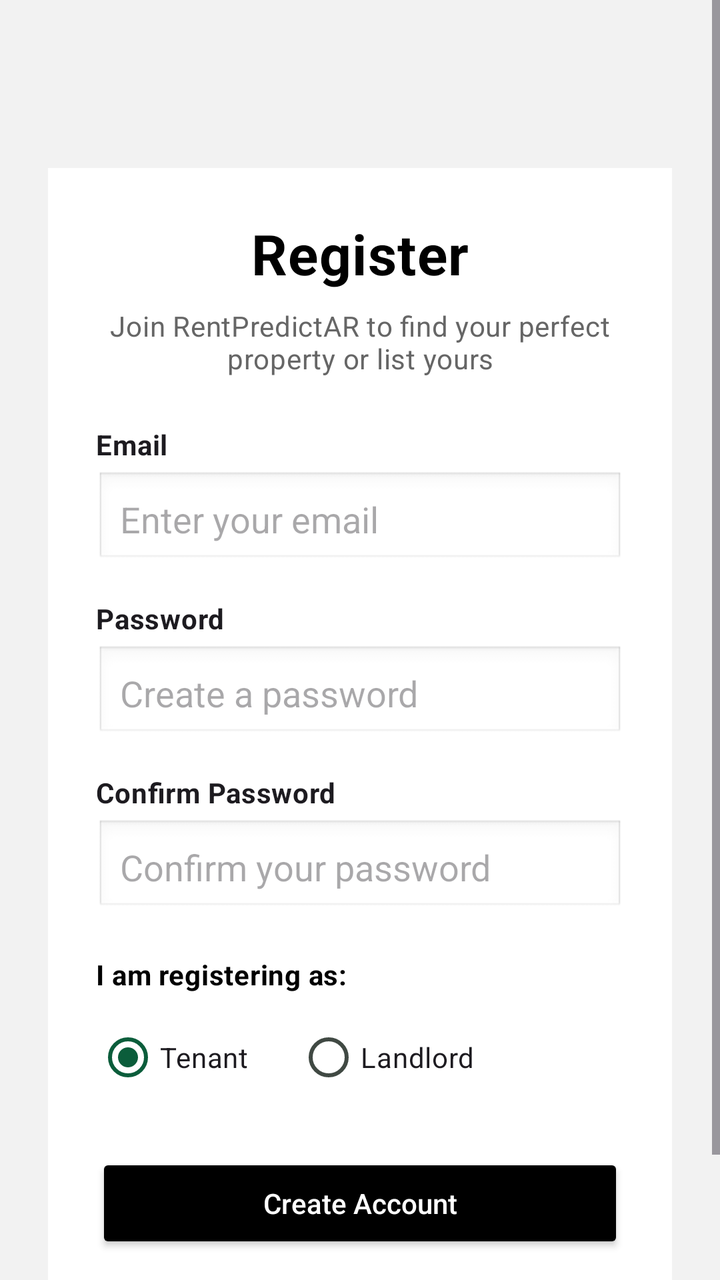
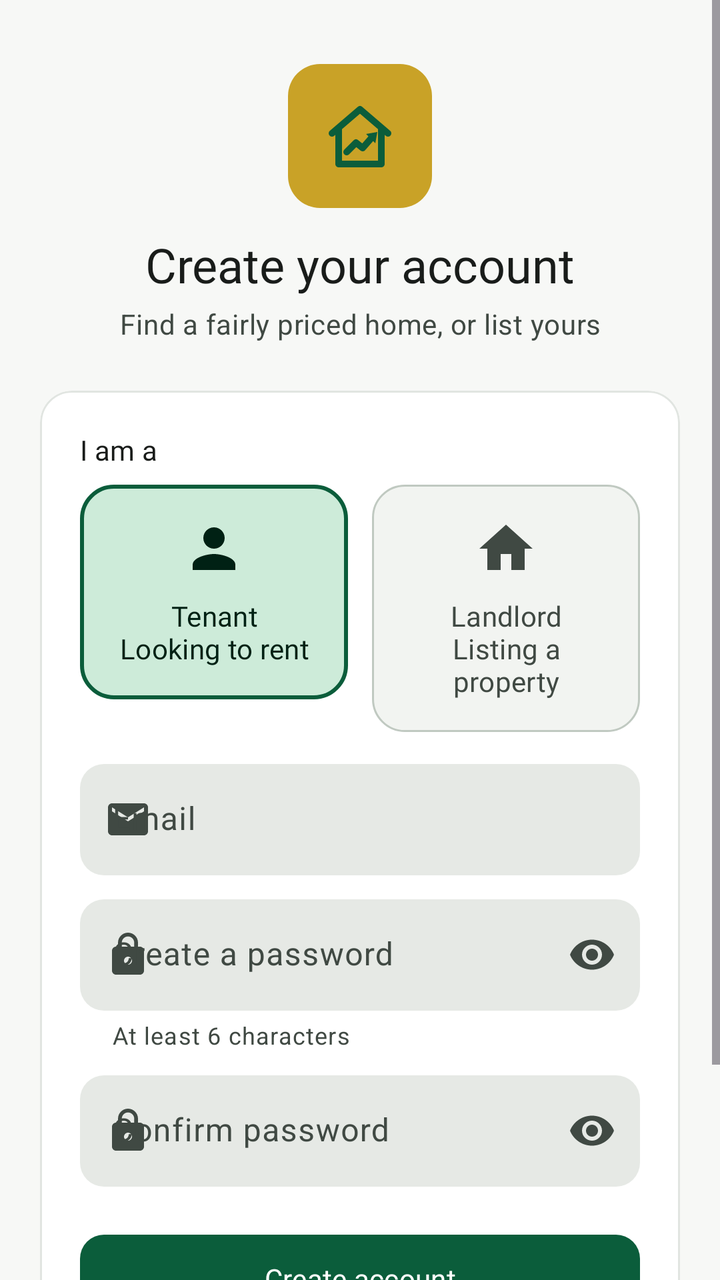

Before-and-after screenshots of an Android layout around one commit, followed by the original layout XML and the change that was made.
<!-- AndroidManifest.xml: application theme Theme.KodiWise -->
<!-- res/layout/activity_register.xml -->
<?xml version="1.0" encoding="utf-8"?>
<ScrollView xmlns:android="http://schemas.android.com/apk/res/android"
    android:layout_width="match_parent"
    android:layout_height="match_parent"
    android:background="#F2F2F2">

    <LinearLayout
        android:layout_width="match_parent"
        android:layout_height="wrap_content"
        android:orientation="vertical"
        android:gravity="center_horizontal"
        android:padding="24dp"
        android:layout_marginTop="60dp">

        
        <LinearLayout
            android:layout_width="match_parent"
            android:layout_height="wrap_content"
            android:orientation="vertical"
            android:background="@android:color/white"
            android:padding="24dp"
            android:elevation="6dp">

            
            <TextView
                android:layout_width="wrap_content"
                android:layout_height="wrap_content"
                android:text="Register"
                android:textSize="28sp"
                android:textStyle="bold"
                android:textColor="#000000"
                android:layout_gravity="center"
                android:layout_marginBottom="8dp" />

            
            <TextView
                android:layout_width="wrap_content"
                android:layout_height="wrap_content"
                android:text="Join RentPredictAR to find your perfect property or list yours"
                android:textSize="14sp"
                android:textColor="#666666"
                android:gravity="center"
                android:layout_gravity="center"
                android:layout_marginBottom="24dp" />

            
            <TextView
                android:layout_width="match_parent"
                android:layout_height="wrap_content"
                android:text="Email"
                android:textStyle="bold"
                android:layout_marginBottom="4dp" />

            <EditText
                android:id="@+id/etRegEmail"
                android:layout_width="match_parent"
                android:layout_height="48dp"
                android:background="@android:drawable/edit_text"
                android:padding="12dp"
                android:hint="Enter your email"
                android:inputType="textEmailAddress" />

            
            <TextView
                android:layout_width="match_parent"
                android:layout_height="wrap_content"
                android:text="Password"
                android:textStyle="bold"
                android:layout_marginTop="16dp"
                android:layout_marginBottom="4dp" />

            <EditText
                android:id="@+id/etRegPassword"
                android:layout_width="match_parent"
                android:layout_height="48dp"
                android:background="@android:drawable/edit_text"
                android:padding="12dp"
                android:hint="Create a password"
                android:inputType="textPassword" />

            
            <TextView
                android:layout_width="match_parent"
                android:layout_height="wrap_content"
                android:text="Confirm Password"
                android:textStyle="bold"
                android:layout_marginTop="16dp"
                android:layout_marginBottom="4dp" />

            <EditText
                android:id="@+id/etRegConfirm"
                android:layout_width="match_parent"
                android:layout_height="48dp"
                android:background="@android:drawable/edit_text"
                android:padding="12dp"
                android:hint="Confirm your password"
                android:inputType="textPassword" />

            
            <TextView
                android:layout_width="match_parent"
                android:layout_height="wrap_content"
                android:text="I am registering as:"
                android:textStyle="bold"
                android:textColor="#000000"
                android:layout_marginTop="20dp"
                android:layout_marginBottom="8dp" />

            
            <RadioGroup
                android:id="@+id/roleGroup"
                android:layout_width="match_parent"
                android:layout_height="wrap_content"
                android:orientation="horizontal">

                <RadioButton
                    android:id="@+id/rbTenant"
                    android:layout_width="wrap_content"
                    android:layout_height="wrap_content"
                    android:text="Tenant"
                    android:checked="true"
                    android:layout_marginEnd="24dp" />

                <RadioButton
                    android:id="@+id/rbLandlord"
                    android:layout_width="wrap_content"
                    android:layout_height="wrap_content"
                    android:text="Landlord" />
            </RadioGroup>

            
            <Button
                android:id="@+id/btnRegister"
                android:layout_width="match_parent"
                android:layout_height="50dp"
                android:text="Create Account"
                android:textAllCaps="false"
                android:backgroundTint="#000000"
                android:textColor="#FFFFFF"
                android:layout_marginTop="24dp" />

            
            <TextView
                android:id="@+id/tvGoLogin"
                android:layout_width="match_parent"
                android:layout_height="wrap_content"
                android:text="Already have an account? Login"
                android:textColor="#000000"
                android:textStyle="bold"
                android:gravity="center"
                android:layout_marginTop="16dp" />

        </LinearLayout>

    </LinearLayout>

</ScrollView>
<!-- resources referenced by this layout -->
<resources>
  <!-- unchanged entries left out for length: 63 -->
</resources>

<!-- the commit's change to res/layout/activity_register.xml (unified diff, before → after) -->
@@ -1,157 +1,156 @@
 <?xml version="1.0" encoding="utf-8"?>
 <ScrollView xmlns:android="http://schemas.android.com/apk/res/android"
+    xmlns:app="http://schemas.android.com/apk/res-auto"
     android:layout_width="match_parent"
     android:layout_height="match_parent"
-    android:background="#F2F2F2">
+    android:background="?android:attr/colorBackground"
+    android:fillViewport="true">
 
     <LinearLayout
         android:layout_width="match_parent"
         android:layout_height="wrap_content"
+        android:gravity="center"
         android:orientation="vertical"
-        android:gravity="center_horizontal"
-        android:padding="24dp"
-        android:layout_marginTop="60dp">
+        android:paddingHorizontal="20dp"
+        android:paddingVertical="32dp">
 
-        
-        <LinearLayout
+        <ImageView
+            android:layout_width="72dp"
+            android:layout_height="72dp"
+            android:contentDescription="@string/cd_logo"
+            android:src="@drawable/ic_logo" />
+
+        <TextView
+            android:layout_width="wrap_content"
+            android:layout_height="wrap_content"
+            android:layout_marginTop="12dp"
+            android:text="@string/register_title"
+            android:textAppearance="?attr/textAppearanceHeadlineSmall"
+            android:textColor="?attr/colorOnBackground" />
+
+        <TextView
+            android:layout_width="wrap_content"
+            android:layout_height="wrap_content"
+            android:layout_marginTop="4dp"
+            android:gravity="center"
+            android:text="@string/register_subtitle"
+            android:textAppearance="?attr/textAppearanceBodyMedium"
+            android:textColor="?attr/colorOnSurfaceVariant" />
+
+        <com.google.android.material.card.MaterialCardView
             android:layout_width="match_parent"
             android:layout_height="wrap_content"
-            android:orientation="vertical"
-            android:background="@android:color/white"
-            android:padding="24dp"
-            android:elevation="6dp">
+            android:layout_marginTop="24dp">
 
-            
-            <TextView
-                android:layout_width="wrap_content"
-                android:layout_height="wrap_content"
-                android:text="Register"
-                android:textSize="28sp"
-                android:textStyle="bold"
-                android:textColor="#000000"
-                android:layout_gravity="center"
-                android:layout_marginBottom="8dp" />
-
-            
-            <TextView
-                android:layout_width="wrap_content"
-                android:layout_height="wrap_content"
-                android:text="Join RentPredictAR to find your perfect property or list yours"
-                android:textSize="14sp"
-                android:textColor="#666666"
-                android:gravity="center"
-                android:layout_gravity="center"
-                android:layout_marginBottom="24dp" />
-
-            
-            <TextView
+            <LinearLayout
                 android:layout_width="match_parent"
                 android:layout_height="wrap_content"
-                android:text="Email"
-                android:textStyle="bold"
-                android:layout_marginBottom="4dp" />
+                android:orientation="vertical"
+                android:padding="20dp">
 
-            <EditText
-                android:id="@+id/etRegEmail"
-                android:layout_width="match_parent"
-                android:layout_height="48dp"
-                android:background="@android:drawable/edit_text"
-                android:padding="12dp"
-                android:hint="Enter your email"
-                android:inputType="textEmailAddress" />
-
-            
-            <TextView
-                android:layout_width="match_parent"
-                android:layout_height="wrap_content"
-                android:text="Password"
-                android:textStyle="bold"
-                android:layout_marginTop="16dp"
-                android:layout_marginBottom="4dp" />
-
-            <EditText
-                android:id="@+id/etRegPassword"
-                android:layout_width="match_parent"
-                android:layout_height="48dp"
-                android:background="@android:drawable/edit_text"
-                android:padding="12dp"
-                android:hint="Create a password"
-                android:inputType="textPassword" />
-
-            
-            <TextView
-                android:layout_width="match_parent"
-                android:layout_height="wrap_content"
-                android:text="Confirm Password"
-                android:textStyle="bold"
-                android:layout_marginTop="16dp"
-                android:layout_marginBottom="4dp" />
-
-            <EditText
-                android:id="@+id/etRegConfirm"
-                android:layout_width="match_parent"
-                android:layout_height="48dp"
-                android:background="@android:drawable/edit_text"
-                android:padding="12dp"
-                android:hint="Confirm your password"
-                android:inputType="textPassword" />
-
-            
-            <TextView
-                android:layout_width="match_parent"
-                android:layout_height="wrap_content"
-                android:text="I am registering as:"
-                android:textStyle="bold"
-                android:textColor="#000000"
-                android:layout_marginTop="20dp"
-                android:layout_marginBottom="8dp" />
-
-            
-            <RadioGroup
-                android:id="@+id/roleGroup"
-                android:layout_width="match_parent"
-                android:layout_height="wrap_content"
-                android:orientation="horizontal">
-
-                <RadioButton
-                    android:id="@+id/rbTenant"
+                <TextView
                     android:layout_width="wrap_content"
                     android:layout_height="wrap_content"
-                    android:text="Tenant"
-                    android:checked="true"
-                    android:layout_marginEnd="24dp" />
+                    android:text="@string/register_role_label"
+                    android:textAppearance="?attr/textAppearanceTitleSmall"
+                    android:textColor="?attr/colorOnSurface" />
 
-                <RadioButton
-                    android:id="@+id/rbLandlord"
-                    android:layout_width="wrap_content"
+                
+                <RadioGroup
+                    android:id="@+id/roleGroup"
+                    android:layout_width="match_parent"
                     android:layout_height="wrap_content"
-                    android:text="Landlord" />
-            </RadioGroup>
+                    android:layout_marginTop="8dp"
+                    android:orientation="horizontal">
 
-            
-            <Button
-                android:id="@+id/btnRegister"
-                android:layout_width="match_parent"
-                android:layout_height="50dp"
-                android:text="Create Account"
-                android:textAllCaps="false"
-                android:backgroundTint="#000000"
-                android:textColor="#FFFFFF"
-                android:layout_marginTop="24dp" />
+                    <RadioButton
+                        android:id="@+id/rbTenant"
+                        style="@style/Widget.KodiWise.RoleCard"
+                        android:layout_width="0dp"
+                        android:layout_height="wrap_content"
+                        android:layout_marginEnd="6dp"
+                        android:layout_weight="1"
+                        android:checked="true"
+                        android:drawableTop="@drawable/ic_role_tenant"
+                        android:text="@string/role_tenant_card" />
 
-            
-            <TextView
-                android:id="@+id/tvGoLogin"
-                android:layout_width="match_parent"
-                android:layout_height="wrap_content"
-                android:text="Already have an account? Login"
-                android:textColor="#000000"
-                android:textStyle="bold"
-                android:gravity="center"
-                android:layout_marginTop="16dp" />
+                    <RadioButton
+                        android:id="@+id/rbLandlord"
+                        style="@style/Widget.KodiWise.RoleCard"
+                        android:layout_width="0dp"
+                        android:layout_height="wrap_content"
+                        android:layout_marginStart="6dp"
+                        android:layout_weight="1"
+                        android:drawableTop="@drawable/ic_role_landlord"
+                        android:text="@string/role_landlord_card" />
+                </RadioGroup>
 
-        </LinearLayout>
+                <com.google.android.material.textfield.TextInputLayout
+                    android:layout_width="match_parent"
+                    android:layout_height="wrap_content"
+                    android:layout_marginTop="16dp"
+                    android:hint="@string/email"
+                    app:startIconContentDescription="@string/email"
+                    app:startIconDrawable="@drawable/ic_mail">
 
+                    <com.google.android.material.textfield.TextInputEditText
+                        android:id="@+id/etRegEmail"
+                        android:layout_width="match_parent"
+                        android:layout_height="wrap_content"
+                        android:autofillHints="emailAddress"
+                        android:inputType="textEmailAddress" />
+                </com.google.android.material.textfield.TextInputLayout>
+
+                <com.google.android.material.textfield.TextInputLayout
+                    android:layout_width="match_parent"
+                    android:layout_height="wrap_content"
+                    android:layout_marginTop="12dp"
+                    android:hint="@string/password_create"
+                    app:endIconMode="password_toggle"
+                    app:helperText="@string/password_helper"
+                    app:startIconContentDescription="@string/password"
+                    app:startIconDrawable="@drawable/ic_lock">
+
+                    <com.google.android.material.textfield.TextInputEditText
+                        android:id="@+id/etRegPassword"
+                        android:layout_width="match_parent"
+                        android:layout_height="wrap_content"
+                        android:autofillHints="password"
+                        android:inputType="textPassword" />
+                </com.google.android.material.textfield.TextInputLayout>
+
+                <com.google.android.material.textfield.TextInputLayout
+                    android:layout_width="match_parent"
+                    android:layout_height="wrap_content"
+                    android:layout_marginTop="12dp"
+                    android:hint="@string/password_confirm"
+                    app:endIconMode="password_toggle"
+                    app:startIconContentDescription="@string/password_confirm"
+                    app:startIconDrawable="@drawable/ic_lock">
+
+                    <com.google.android.material.textfield.TextInputEditText
+                        android:id="@+id/etRegConfirm"
+                        android:layout_width="match_parent"
+                        android:layout_height="wrap_content"
+                        android:autofillHints="password"
+                        android:inputType="textPassword" />
+                </com.google.android.material.textfield.TextInputLayout>
+
+                <com.google.android.material.button.MaterialButton
+                    android:id="@+id/btnRegister"
+                    android:layout_width="match_parent"
+                    android:layout_height="wrap_content"
+                    android:layout_marginTop="20dp"
+                    android:text="@string/register_button" />
+
+                <com.google.android.material.button.MaterialButton
+                    android:id="@+id/tvGoLogin"
+                    style="@style/Widget.KodiWise.Button.Text"
+                    android:layout_width="match_parent"
+                    android:layout_height="wrap_content"
+                    android:layout_marginTop="4dp"
+                    android:text="@string/register_go_login" />
+            </LinearLayout>
+        </com.google.android.material.card.MaterialCardView>
     </LinearLayout>
-
 </ScrollView>
<!-- resource entries referenced after the edit -->
@@ -1,5 +1,140 @@
 <!-- resources referenced by this layout -->
 <resources>
+  <!-- drawable ic_lock (drawable) -->
+  <?xml version="1.0" encoding="utf-8"?>
+  <vector xmlns:android="http://schemas.android.com/apk/res/android"
+      android:width="24dp"
+      android:height="24dp"
+      android:autoMirrored="false"
+      android:tint="?attr/colorControlNormal"
+      android:viewportWidth="24"
+      android:viewportHeight="24">
+      <path
+          android:fillColor="@android:color/white"
+          android:pathData="M18,8h-1V6c0,-2.76 -2.24,-5 -5,-5S7,3.24 7,6v2H6c-1.1,0 -2,0.9 -2,2v10c0,1.1 0.9,2 2,2h12c1.1,0 2,-0.9 2,-2V10c0,-1.1 -0.9,-2 -2,-2zM12,17c-1.1,0 -2,-0.9 -2,-2s0.9,-2 2,-2 2,0.9 2,2 -0.9,2 -2,2zM15.1,8H8.9V6c0,-1.71 1.39,-3.1 3.1,-3.1 1.71,0 3.1,1.39 3.1,3.1v2z" />
+  </vector>
+  <!-- drawable ic_logo (drawable) -->
+  <?xml version="1.0" encoding="utf-8"?>
+  <layer-list xmlns:android="http://schemas.android.com/apk/res/android">
+      <item>
+          <shape android:shape="rectangle"><corners android:radius="24dp" /><solid android:color="@color/kw_brand_gold" /></shape>
+      </item>
+      <item android:drawable="@drawable/ic_launcher_foreground" />
+  </layer-list>
+  <!-- drawable ic_mail (drawable) -->
+  <?xml version="1.0" encoding="utf-8"?>
+  <vector xmlns:android="http://schemas.android.com/apk/res/android"
+      android:width="24dp"
+      android:height="24dp"
+      android:autoMirrored="false"
+      android:tint="?attr/colorControlNormal"
+      android:viewportWidth="24"
+      android:viewportHeight="24">
+      <path
+          android:fillColor="@android:color/white"
+          android:pathData="M20,4H4c-1.1,0 -1.99,0.9 -1.99,2L2,18c0,1.1 0.9,2 2,2h16c1.1,0 2,-0.9 2,-2V6c0,-1.1 -0.9,-2 -2,-2zM20,8l-8,5 -8,-5V6l8,5 8,-5v2z" />
+  </vector>
+  <!-- drawable ic_role_landlord (drawable) -->
+  <?xml version="1.0" encoding="utf-8"?>
+  <vector xmlns:android="http://schemas.android.com/apk/res/android"
+      android:width="32dp"
+      android:height="32dp"
+      android:autoMirrored="false"
+      android:tint="@color/kw_role_card_text"
+      android:viewportWidth="24"
+      android:viewportHeight="24">
+      <path
+          android:fillColor="@android:color/white"
+          android:pathData="M10,20v-6h4v6h5v-8h3L12,3 2,12h3v8z" />
+  </vector>
+  <!-- drawable ic_role_tenant (drawable) -->
+  <?xml version="1.0" encoding="utf-8"?>
+  <vector xmlns:android="http://schemas.android.com/apk/res/android"
+      android:width="32dp"
+      android:height="32dp"
+      android:autoMirrored="false"
+      android:tint="@color/kw_role_card_text"
+      android:viewportWidth="24"
+      android:viewportHeight="24">
+      <path
+          android:fillColor="@android:color/white"
+          android:pathData="M12,12c2.21,0 4,-1.79 4,-4s-1.79,-4 -4,-4 -4,1.79 -4,4 1.79,4 4,4zM12,14c-2.67,0 -8,1.34 -8,4v2h16v-2c0,-2.66 -5.33,-4 -8,-4z" />
+  </vector>
+  <string name="cd_logo">KodiWise logo</string>
+  <string name="email">Email</string>
+  <string name="password">Password</string>
+  <string name="password_confirm">Confirm password</string>
+  <string name="password_create">Create a password</string>
+  <string name="password_helper">At least 6 characters</string>
+  <string name="register_button">Create account</string>
+  <string name="register_go_login">Already have an account? Log in</string>
+  <string name="register_role_label">I am a</string>
+  <string name="register_subtitle">Find a fairly priced home, or list yours</string>
+  <string name="register_title">Create your account</string>
+  <string name="role_landlord_card">Landlord\nListing a property</string>
+  <string name="role_tenant_card">Tenant\nLooking to rent</string>
+  <style name="Widget.KodiWise.RoleCard" parent="">
+          <item name="android:background">@drawable/bg_role_card</item>
+          <item name="android:button">@null</item>
+          <item name="android:gravity">center</item>
+          <item name="android:minHeight">104dp</item>
+          <item name="android:padding">16dp</item>
+          <item name="android:drawablePadding">8dp</item>
+          <item name="android:textAppearance">@style/TextAppearance.KodiWise.TitleSmall</item>
+          <item name="android:textColor">@color/kw_role_card_text</item>
+      </style>
+  <color name="kw_brand_gold">#C9A227</color>
+  <!-- drawable ic_launcher_foreground (drawable) -->
+  <?xml version="1.0" encoding="utf-8"?>
+  <vector xmlns:android="http://schemas.android.com/apk/res/android"
+      android:width="108dp"
+      android:height="108dp"
+      android:viewportWidth="108"
+      android:viewportHeight="108">
+      <path
+          android:strokeColor="@color/kw_brand_green"
+          android:strokeWidth="5"
+          android:strokeLineJoin="round"
+          android:strokeLineCap="round"
+          android:fillColor="#00000000"
+          android:pathData="M33,52 L54,34 L75,52 M38,48 L38,75 L70,75 L70,48" />
+      <path
+          android:strokeColor="@color/kw_brand_green"
+          android:strokeWidth="5"
+          android:strokeLineJoin="round"
+          android:strokeLineCap="round"
+          android:fillColor="#00000000"
+          android:pathData="M44,66 L51,59 L56,63 L63,55" />
+      <path
+          android:fillColor="@color/kw_brand_green"
+          android:pathData="M58.5,52.5 L67,51 L65.5,59.5 Z" />
+  </vector>
+  <!-- drawable bg_role_card (drawable) -->
+  <?xml version="1.0" encoding="utf-8"?>
+  <selector xmlns:android="http://schemas.android.com/apk/res/android">
+      <item android:state_checked="true">
+          <shape android:shape="rectangle">
+              <corners android:radius="16dp" />
+              <solid android:color="@color/kw_primary_container" />
+              <stroke android:width="2dp" android:color="@color/kw_primary" />
+          </shape>
+      </item>
+      <item android:state_pressed="true">
+          <shape android:shape="rectangle">
+              <corners android:radius="16dp" />
+              <solid android:color="@color/kw_surface_container_high" />
+              <stroke android:width="1dp" android:color="@color/kw_outline" />
+          </shape>
+      </item>
+      <item>
+          <shape android:shape="rectangle">
+              <corners android:radius="16dp" />
+              <solid android:color="@color/kw_surface_container_low" />
+              <stroke android:width="1dp" android:color="@color/kw_outline_variant" />
+          </shape>
+      </item>
+  </selector>
+  <color name="kw_brand_green">#0B5D3B</color>
   <!-- unchanged entries left out for length: 63 -->
 </resources>
 
